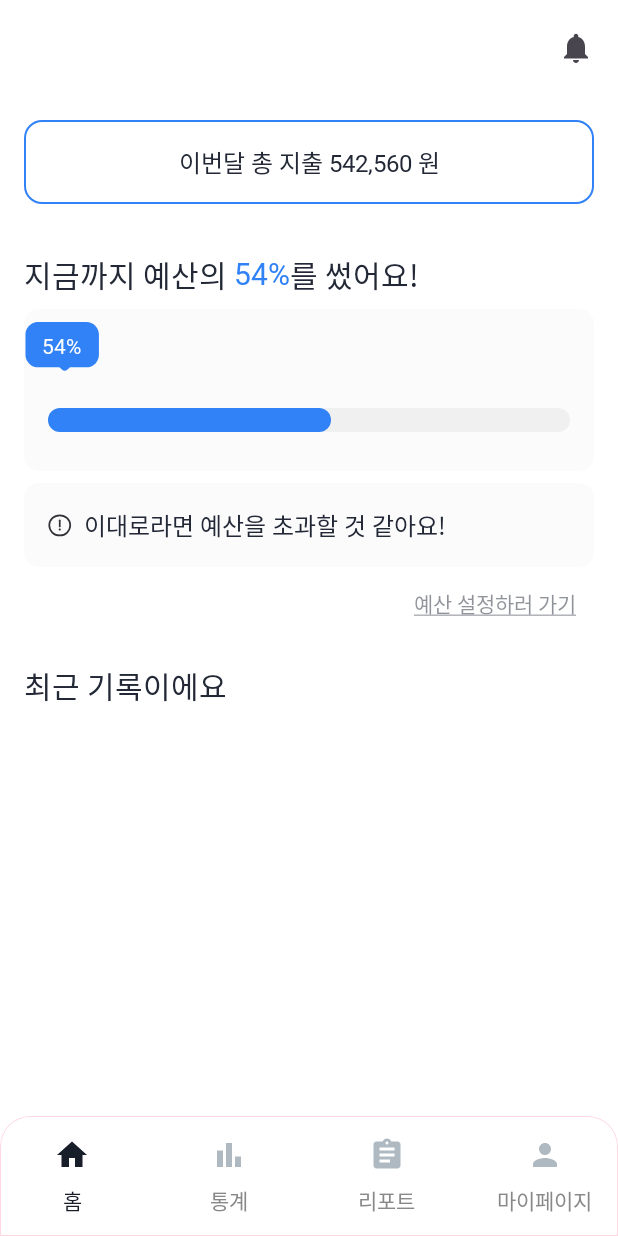
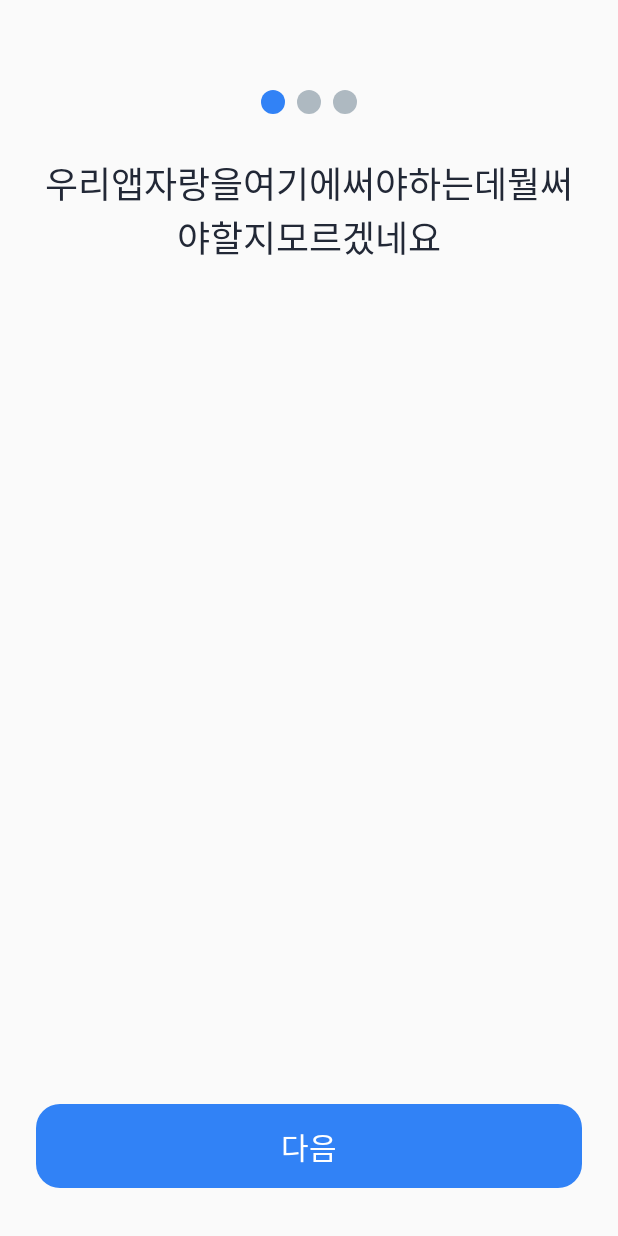
Before and after one commit to LIKELION-Android-Bootcamp-4th/Spender, an Android app built with Jetpack Compose: the screen it shows after launch (MainActivity), on a phone screen of 412 x 824 dp. Run offline under Robolectric (Android 15) with nearby library versions, the phone set to English and light mode, and no system bars; Roboto replaces fonts that are not available here.

Commit message:
feat: 온보딩 UI

```diff
--- a/Spender/app/build.gradle.kts
+++ b/Spender/app/build.gradle.kts
@@ -1,3 +1,5 @@
+import org.gradle.kotlin.dsl.implementation
+
 plugins {
     alias(libs.plugins.android.application)
     alias(libs.plugins.kotlin.android)
@@ -67,4 +69,6 @@ dependencies {
     implementation(libs.mpandroidchart)
     implementation(libs.androidx.material.icons.extended)
 
+    implementation("androidx.datastore:datastore-preferences:1.1.7")
+
 }
--- a/Spender/app/src/main/java/com/example/spender/MainActivity.kt
+++ b/Spender/app/src/main/java/com/example/spender/MainActivity.kt
@@ -25,9 +25,11 @@ import com.example.spender.core.ui.BottomNavigationBar
 import com.example.spender.feature.analysis.AnalysisScreen
 import com.example.spender.feature.home.HomeScreen
 import com.example.spender.feature.mypage.MypageScreen
+import com.example.spender.feature.onboarding.data.OnboardingPref
 import com.example.spender.feature.report.ui.list.ReportListScreen
 import com.example.spender.ui.theme.SpenderTheme
 import com.example.spender.ui.theme.navigation.BottomNavigationItem
+import com.example.spender.ui.theme.navigation.Screen
 import com.example.spender.ui.theme.navigation.SpenderNavigation
 
 class MainActivity : ComponentActivity() {
@@ -40,7 +42,18 @@ class MainActivity : ComponentActivity() {
                 dynamicColor = false
             ) {
                 val navController = rememberNavController()
-                SpenderNavigation(navController)
+
+                val isOnboardingShown = OnboardingPref.wasShown(this)
+                val startDestination = if (isOnboardingShown) {
+                    Screen.MainScreen.route
+                } else {
+                    Screen.OnboardingScreen.route
+                }
+
+                SpenderNavigation(
+                    navController = navController,
+                    startDestination = startDestination
+                )
             }
         }
     }
--- a/Spender/app/src/main/java/com/example/spender/core/ui/CustomButton.kt
+++ b/Spender/app/src/main/java/com/example/spender/core/ui/CustomButton.kt
@@ -24,6 +24,7 @@ import com.example.spender.ui.theme.WhiteColor
 fun CustomLongButton(
     text: String,
     onClick: () -> Unit,
+    isEnabled: Boolean = true,
     modifier: Modifier = Modifier
         .height(56.dp)
         .fillMaxWidth()
@@ -32,10 +33,11 @@ fun CustomLongButton(
         onClick = onClick,
         modifier = modifier,
         colors = ButtonDefaults.buttonColors(
-            containerColor = PointColor,
+            containerColor = if (isEnabled) PointColor else LightPointColor,
             contentColor = WhiteColor
         ),
         shape = RoundedCornerShape(16.dp),
+        enabled = isEnabled
     ) {
         Text(
             text = text,
--- /dev/null
+++ b/Spender/app/src/main/java/com/example/spender/feature/onboarding/OnboardingScreen.kt
@@ -0,0 +1,88 @@
+package com.example.spender.feature.onboarding
+
+import androidx.compose.foundation.layout.Arrangement
+import androidx.compose.foundation.layout.Column
+import androidx.compose.foundation.layout.Spacer
+import androidx.compose.foundation.layout.fillMaxSize
+import androidx.compose.foundation.layout.fillMaxWidth
+import androidx.compose.foundation.layout.height
+import androidx.compose.foundation.layout.padding
+import androidx.compose.material3.Text
+import androidx.compose.runtime.Composable
+import androidx.compose.runtime.collectAsState
+import androidx.lifecycle.viewmodel.compose.viewModel
+import com.example.spender.feature.onboarding.ui.OnboardingViewModel
+import androidx.compose.runtime.getValue
+import androidx.compose.ui.Alignment
+import androidx.compose.ui.Modifier
+import androidx.compose.ui.platform.LocalContext
+import androidx.compose.ui.text.style.TextAlign
+import androidx.compose.ui.unit.dp
+import androidx.navigation.NavHostController
+import com.example.spender.R
+import com.example.spender.core.ui.CustomLongButton
+import com.example.spender.feature.onboarding.data.OnboardingPref
+import com.example.spender.feature.onboarding.ui.BudgetInputField
+import com.example.spender.feature.onboarding.ui.PageIndicator
+import com.example.spender.ui.theme.Typography
+import com.example.spender.ui.theme.navigation.Screen
+
+@Composable
+fun OnboardingScreen(
+    navController: NavHostController,
+    viewModel: OnboardingViewModel = viewModel()
+) {
+    val context = LocalContext.current
+
+    val currentPage by viewModel.currentPage.collectAsState()
+    val budget by viewModel.budget.collectAsState()
+    val isBudgetValid = viewModel.isBudgetValid
+
+    val titles = context.resources.getStringArray(R.array.onboarding_title).toList()
+
+    Column(
+        modifier = Modifier
+            .fillMaxSize()
+            .padding(horizontal = 24.dp, vertical = 32.dp),
+        verticalArrangement = Arrangement.SpaceBetween
+    ) {
+        Column(
+            horizontalAlignment = Alignment.CenterHorizontally
+        ) {
+            PageIndicator(currentPage = currentPage, pageCount = titles.size)
+
+            Text(
+                text = titles[currentPage],
+                style = Typography.titleLarge,
+                textAlign = TextAlign.Center
+            )
+
+            if (currentPage == 1) {
+                Spacer(modifier = Modifier.height(80.dp))
+                BudgetInputField(
+                    budget = budget,
+                    onBudgetChange = { viewModel.onBudgetGet(it) },
+                    modifier = Modifier
+                        .fillMaxWidth()
+                )
+            }
+        }
+
+        CustomLongButton(
+            text = if (currentPage < 2) "다음" else "시작하기",
+            onClick = {
+                if (currentPage < 2) {
+                    viewModel.onNext()
+                } else {
+                    OnboardingPref.setShown(context)
+                    navController.navigate(Screen.MainScreen.route) {
+                        popUpTo(Screen.OnboardingScreen.route) {
+                            inclusive = true
+                        }
+                    }
+                }
+            },
+            isEnabled = currentPage != 1 || isBudgetValid
+        )
+    }
+}
--- /dev/null
+++ b/Spender/app/src/main/java/com/example/spender/feature/onboarding/data/OnboardingPref.kt
@@ -0,0 +1,18 @@
+package com.example.spender.feature.onboarding.data
+
+import android.content.Context
+
+object OnboardingPref {
+    private const val PREF_NAME = "onboarding_prefs"
+    private const val KEY_SHOWN = "onboarding_shown"
+
+    fun setShown(context: Context) {
+        val pref = context.getSharedPreferences(PREF_NAME, Context.MODE_PRIVATE)
+        pref.edit().putBoolean(KEY_SHOWN, true).apply()
+    }
+
+    fun wasShown(context: Context): Boolean {
+        val pref = context.getSharedPreferences(PREF_NAME, Context.MODE_PRIVATE)
+        return pref.getBoolean(KEY_SHOWN, false)
+    }
+}
--- /dev/null
+++ b/Spender/app/src/main/java/com/example/spender/feature/onboarding/ui/OnboardingViewModel.kt
@@ -0,0 +1,27 @@
+package com.example.spender.feature.onboarding.ui
+
+import android.util.Log
+import androidx.lifecycle.ViewModel
+import kotlinx.coroutines.flow.MutableStateFlow
+import kotlinx.coroutines.flow.StateFlow
+import kotlinx.coroutines.flow.asStateFlow
+
+class OnboardingViewModel : ViewModel() {
+    private val _currentPage = MutableStateFlow(0)
+    val currentPage: StateFlow<Int> = _currentPage.asStateFlow()
+
+    private val _budget = MutableStateFlow(0)
+    val budget: StateFlow<Int> = _budget.asStateFlow()
+
+    fun onNext() {
+        _currentPage.value += 1
+    }
+
+    fun onBudgetGet(budget: Int) {
+        _budget.value = budget
+        Log.d("Budget", "onBudgetGet: ${_budget.value}")
+    }
+
+    val isBudgetValid: Boolean
+        get() = _budget.value > 0
+}
--- /dev/null
+++ b/Spender/app/src/main/java/com/example/spender/feature/onboarding/ui/PageIndicator.kt
@@ -0,0 +1,37 @@
+package com.example.spender.feature.onboarding.ui
+
+import androidx.compose.foundation.background
+import androidx.compose.foundation.layout.Arrangement
+import androidx.compose.foundation.layout.Box
+import androidx.compose.foundation.layout.Row
+import androidx.compose.foundation.layout.fillMaxWidth
+import androidx.compose.foundation.layout.padding
+import androidx.compose.foundation.layout.size
+import androidx.compose.foundation.shape.CircleShape
+import androidx.compose.runtime.Composable
+import androidx.compose.ui.Modifier
+import androidx.compose.ui.unit.dp
+import com.example.spender.ui.theme.LightPointColor
+import com.example.spender.ui.theme.PointColor
+
+@Composable
+fun PageIndicator(currentPage: Int, pageCount: Int) {
+    Row(
+        modifier = Modifier
+            .fillMaxWidth()
+            .padding(24.dp),
+        horizontalArrangement = Arrangement.Center
+    ) {
+        repeat(pageCount) { index ->
+            Box(
+                modifier = Modifier
+                    .size(24.dp)
+                    .padding(4.dp)
+                    .background(
+                        color = if (index == currentPage) PointColor else LightPointColor,
+                        shape = CircleShape
+                    )
+            )
+        }
+    }
+}
--- a/Spender/app/src/main/java/com/example/spender/ui/theme/navigation/Navigation.kt
+++ b/Spender/app/src/main/java/com/example/spender/ui/theme/navigation/Navigation.kt
@@ -8,17 +8,24 @@ import com.example.spender.MainScreen
 import com.example.spender.feature.analysis.AnalysisScreen
 import com.example.spender.feature.home.HomeScreen
 import com.example.spender.feature.mypage.MypageScreen
+import com.example.spender.feature.onboarding.OnboardingScreen
 import com.example.spender.feature.report.ui.detail.ReportDetailScreen
 import com.example.spender.feature.report.ui.list.ReportListScreen
 
 @Composable
-fun SpenderNavigation(navController: NavHostController) {
+fun SpenderNavigation(
+    navController: NavHostController,
+    startDestination: String
+) {
     NavHost(
         navController = navController,
-        startDestination = Screen.MainScreen.route
+        startDestination = startDestination
     ) {
         composable(Screen.MainScreen.route) {
             MainScreen(navController)
+        }
+        composable(Screen.OnboardingScreen.route) {
+            OnboardingScreen(navController)
         }
         composable(BottomNavigationItem.Home.route) {
             HomeScreen(navController)
@@ -33,9 +40,9 @@ fun SpenderNavigation(navController: NavHostController) {
             MypageScreen(navController)
         }
 
-        composable(Screen.ReportDetail.route){ backStackEntry ->
+        composable(Screen.ReportDetail.route) { backStackEntry ->
             val reportId = backStackEntry.arguments?.getString("reportId")?.toIntOrNull()
-            if(reportId != null){
+            if (reportId != null) {
                 ReportDetailScreen(navController, reportId)
             }
         }
--- a/Spender/app/src/main/java/com/example/spender/ui/theme/navigation/Screen.kt
+++ b/Spender/app/src/main/java/com/example/spender/ui/theme/navigation/Screen.kt
@@ -2,8 +2,9 @@ package com.example.spender.ui.theme.navigation
 
 sealed class Screen(val route: String) {
     object MainScreen : Screen("main")
+    object OnboardingScreen : Screen("onboarding")
 
-    object ReportDetail: Screen("report_detail/{reportId}"){
+    object ReportDetail : Screen("report_detail/{reportId}") {
         fun createRoute(reportId: Int) = "report_detail/$reportId"
     }
 }
--- a/Spender/app/src/main/res/values/strings.xml
+++ b/Spender/app/src/main/res/values/strings.xml
@@ -4,4 +4,10 @@
     <string name="tab_analysis">통계</string>
     <string name="tab_mypage">마이페이지</string>
     <string name="tab_report">리포트</string>
+
+    <string-array name="onboarding_title">
+        <item>우리앱자랑을여기에써야하는데뭘써야할지모르겠네요</item>
+        <item>한달 예산은 얼마인가요?</item>
+        <item>이제 시작해봅시다.</item>
+    </string-array>
 </resources>
```
Also changed, not shown: Spender/app/src/main/java/com/example/spender/core/common/util/CurrencyVisualTransformation.kt (added, +44 -0 lines), Spender/app/src/main/java/com/example/spender/feature/onboarding/ui/BudgetInputField.kt (added, +63 -0 lines), 1 other file.
